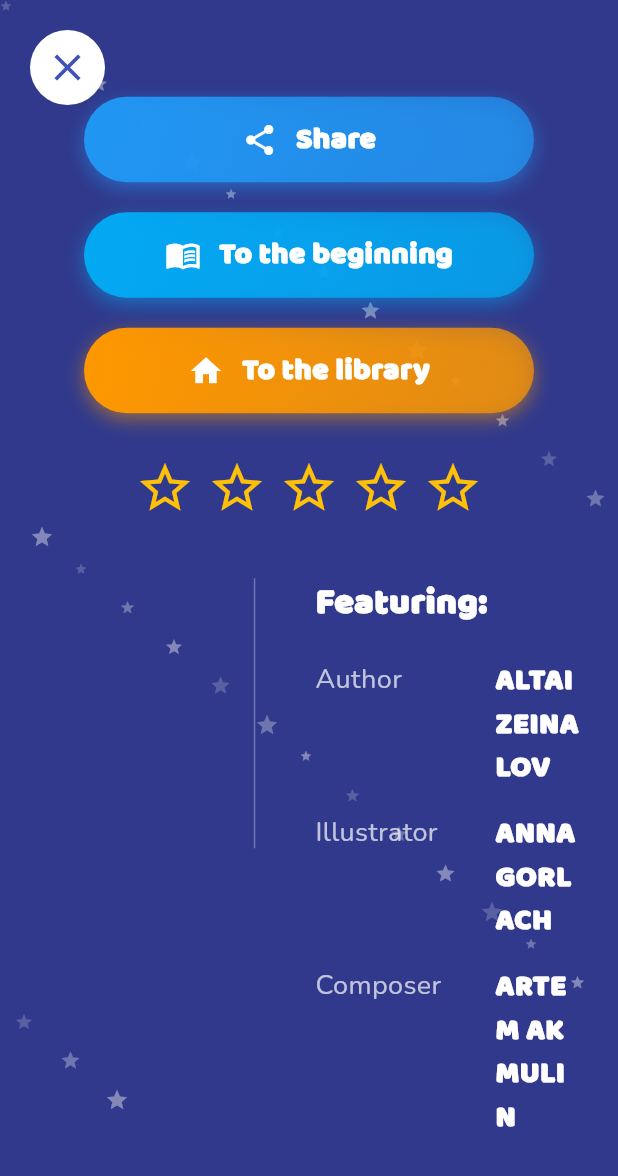
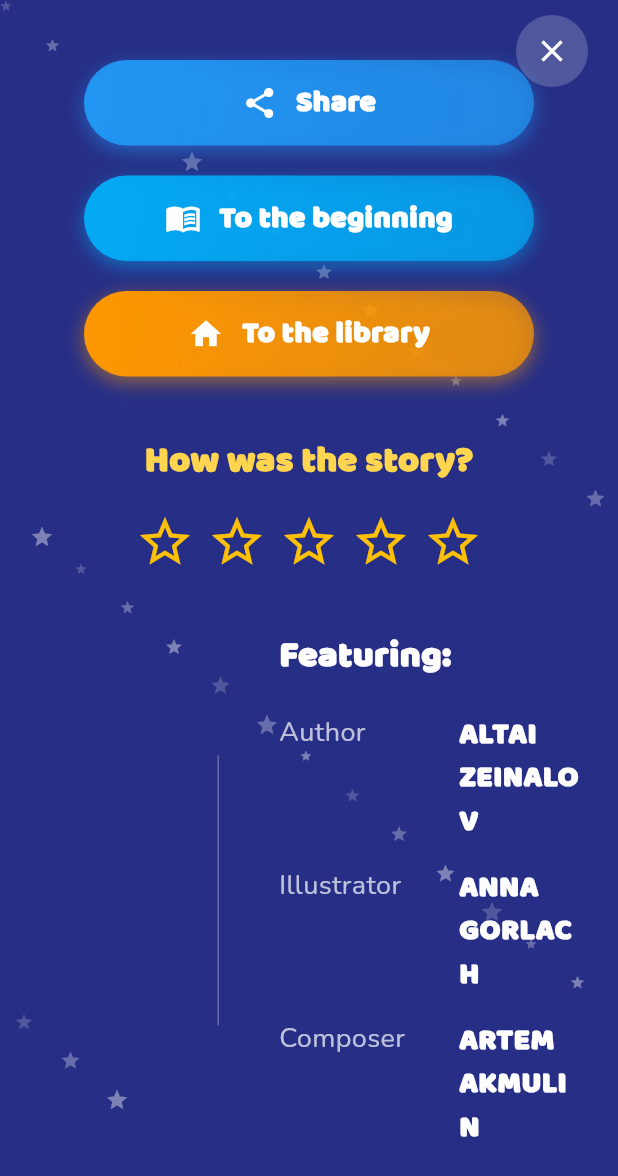
Before and after one commit to uziwuzzy/storybook, a Flutter app: the BookEndingOverlay screen opened directly, on a phone screen of 412 x 824 dp. Shown: the top 1176 px of the screen. Run offline on Flutter 3.47's test engine with Material 3 defaults, Android fonts, the phone set to English and light mode, and no system bars; our stand-ins replace audioplayers, flutter_secure_storage, flutter_svg, get; accounts and stored records are empty.

Commit message:
feat: enable swiping to show overlay, and improve overlay layout

```diff
--- a/lib/widgets/book_ending/book_ending_overlay.dart
+++ b/lib/widgets/book_ending/book_ending_overlay.dart
@@ -1,7 +1,8 @@
-import 'package:flutter/material.dart';
-import 'package:get/get.dart';
-import 'package:storybook/config/app_colors.dart';
-import 'package:storybook/routes/app_routes.dart';
+import "package:flutter/material.dart";
+import "package:flutter/services.dart";
+import "package:get/get.dart";
+import "package:storybook/config/app_colors.dart";
+import "package:storybook/routes/app_routes.dart";
 
 class BookEndingOverlay extends StatelessWidget {
   final String authorName;
@@ -11,63 +12,55 @@ class BookEndingOverlay extends StatelessWidget {
 
   const BookEndingOverlay({
     Key? key,
-    this.authorName = 'ALTAI ZEINALOV',
-    this.illustratorName = 'ANNA GORLACH',
-    this.composerName = 'ARTEM AKMULIN',
+    this.authorName = "ALTAI ZEINALOV",
+    this.illustratorName = "ANNA GORLACH",
+    this.composerName = "ARTEM AKMULIN",
     this.onRestartBook,
   }) : super(key: key);
 
   @override
   Widget build(BuildContext context) {
-    return Container(
-      width: double.infinity,
-      height: double.infinity,
-      color: Colors.indigo.shade900.withOpacity(0.9),
+    final RxInt rating = 0.obs;
+    final overlayColor = Colors.indigo.shade900.withOpacity(0.95);
+
+    return Material(
+      color: Colors.transparent,
       child: Stack(
         children: [
-          // Decorative stars
-          _buildStarsBackground(),
-
-          // Close button
-          Positioned(
-            top: 20,
-            left: 20,
+          // Full screen background
+          Positioned.fill(
             child: Container(
-              width: 50,
-              height: 50,
-              decoration: const BoxDecoration(
-                color: Colors.white,
-                shape: BoxShape.circle,
-              ),
-              child: IconButton(
-                icon: const Icon(
-                  Icons.close,
-                  color: Colors.indigo,
-                  size: 30,
-                ),
-                onPressed: () {
-                  Get.back(); // Dismiss overlay
-                },
-              ),
+              color: overlayColor,
             ),
           ),
 
-          // Content columns
-          Padding(
-            padding: const EdgeInsets.symmetric(horizontal: 24),
+          Scaffold(
+            backgroundColor: Colors.transparent,
+            body: Stack(
+              children: [
+                // Decorative stars background
+                _buildStarsBackground(),
+
+                // Main content
+                SingleChildScrollView(
+                  child: Padding(
+                    padding: EdgeInsets.only(
+                      top: MediaQuery.of(context).padding.top + 40,
+                      left: 24,
+                      right: 24,
+                    ),
                     child: Column(
                       mainAxisAlignment: MainAxisAlignment.center,
                       children: [
-                // Top navigation buttons
+                        // Action buttons
                         _buildActionButton(
                           icon: Icons.share,
-                  label: 'Share',
+                          label: "Share",
                           color: Colors.blue,
                           onTap: () {
-                    // Share functionality
                             Get.snackbar(
-                      'Share',
-                      'Sharing functionality would go here',
+                              "Share",
+                              "Sharing functionality would go here",
                               backgroundColor: Colors.blue,
                               colorText: Colors.white,
                             );
@@ -77,7 +70,7 @@ class BookEndingOverlay extends StatelessWidget {
 
                         _buildActionButton(
                           icon: Icons.menu_book,
-                  label: 'To the beginning',
+                          label: "To the beginning",
                           color: Colors.lightBlue,
                           onTap: () {
                             Get.back();
@@ -90,74 +83,105 @@ class BookEndingOverlay extends StatelessWidget {
 
                         _buildActionButton(
                           icon: Icons.home,
-                  label: 'To the library',
+                          label: "To the library",
                           color: Colors.orange,
                           onTap: () {
                             Get.offAllNamed(AppRoutes.HOME);
                           },
                         ),
-                const SizedBox(height: 30),
+                        const SizedBox(height: 40),
 
                         // Rating stars
+                        Text(
+                          "How was the story?",
+                          style: TextStyle(
+                            fontFamily: "Baloo",
+                            fontSize: 24,
+                            color: Colors.amber.shade300,
+                            fontWeight: FontWeight.bold,
+                          ),
+                        ),
+                        const SizedBox(height: 16),
+
+                        // Simple star rating
                         Row(
                           mainAxisAlignment: MainAxisAlignment.center,
-                  children: [
-                    for (int i = 0; i < 5; i++)
-                      Padding(
+                          children: List.generate(5, (index) {
+                            return Obx(() => GestureDetector(
+                              onTap: () => rating.value = index + 1,
+                              child: Padding(
                                 padding: const EdgeInsets.symmetric(horizontal: 4),
-                        child: _buildRatingStar(i),
+                                child: Icon(
+                                  index < rating.value ? Icons.star : Icons.star_border,
+                                  color: Colors.amber,
+                                  size: 40,
                                 ),
-                  ],
+                              ),
+                            ));
+                          }),
                         ),
                         const SizedBox(height: 40),
 
-                // Credits section with vertical line
+                        // Credits section
                         Row(
-                  crossAxisAlignment: CrossAxisAlignment.start,
                           children: [
-                    // Left credits section
                             Expanded(
-                      flex: 2,
+                              flex: 1,
                               child: Container(),
                             ),
-
-                    // Vertical line
                             Container(
                               width: 1,
                               height: 180,
                               color: Colors.white.withOpacity(0.3),
                             ),
-
-                    // Right credits section
                             Expanded(
-                      flex: 3,
+                              flex: 2,
                               child: Padding(
                                 padding: const EdgeInsets.only(left: 40),
                                 child: Column(
                                   crossAxisAlignment: CrossAxisAlignment.start,
                                   children: [
                                     const Text(
-                              'Featuring:',
+                                      "Featuring:",
                                       style: TextStyle(
                                         color: Colors.white,
                                         fontSize: 24,
                                         fontWeight: FontWeight.bold,
-                                fontFamily: 'Baloo',
+                                        fontFamily: "Baloo",
                                       ),
-                              textAlign: TextAlign.left,
                                     ),
                                     const SizedBox(height: 20),
-
-                            _buildCredit('Author', authorName),
+                                    _buildCredit("Author", authorName),
                                     const SizedBox(height: 15),
-                            _buildCredit('Illustrator', illustratorName),
+                                    _buildCredit("Illustrator", illustratorName),
                                     const SizedBox(height: 15),
-                            _buildCredit('Composer', composerName),
+                                    _buildCredit("Composer", composerName),
                                   ],
                                 ),
                               ),
                             ),
                           ],
+                        ),
+                        const SizedBox(height: 40),
+                      ],
+                    ),
+                  ),
+                ),
+
+                // Close button
+                Positioned(
+                  top: MediaQuery.of(context).padding.top + 10,
+                  right: 20,
+                  child: Container(
+                    decoration: BoxDecoration(
+                      color: Colors.white.withOpacity(0.2),
+                      shape: BoxShape.circle,
+                    ),
+                    child: IconButton(
+                      icon: const Icon(Icons.close, color: Colors.white),
+                      onPressed: () => Get.back(),
+                    ),
+                  ),
                 ),
               ],
             ),
@@ -221,7 +245,7 @@ class BookEndingOverlay extends StatelessWidget {
                 color: Colors.white,
                 fontSize: 20,
                 fontWeight: FontWeight.bold,
-                fontFamily: 'Baloo',
+                fontFamily: "Baloo",
               ),
             ),
           ],
@@ -241,7 +265,7 @@ class BookEndingOverlay extends StatelessWidget {
             style: TextStyle(
               color: Colors.white.withOpacity(0.7),
               fontSize: 18,
-              fontFamily: 'Nunito',
+              fontFamily: "Nunito",
             ),
           ),
         ),
@@ -252,34 +276,11 @@ class BookEndingOverlay extends StatelessWidget {
               color: Colors.white,
               fontSize: 20,
               fontWeight: FontWeight.bold,
-              fontFamily: 'Baloo',
+              fontFamily: "Baloo",
             ),
           ),
         ),
       ],
     );
   }
-
-  // Rating stars
-  Widget _buildRatingStar(int index) {
-    final RxList<bool> selectedStars = List.generate(5, (_) => false).obs;
-
-    return GestureDetector(
-      onTap: () {
-        // Fill all stars up to and including the tapped one
-        for (int i = 0; i <= index; i++) {
-          selectedStars[i] = true;
 }
-        // Clear stars after the tapped one
-        for (int i = index + 1; i < selectedStars.length; i++) {
-          selectedStars[i] = false;
-        }
-      },
-      child: Obx(() => Icon(
-        selectedStars[index] ? Icons.star : Icons.star_border,
-        color: Colors.amber,
-        size: 40,
-      )),
-    );
-  }
-}
```
Also changed, not shown: lib/controllers/book_reader_controller.dart (+326 -24 lines), lib/widgets/book_reader/book_page_view.dart (+18 -37 lines). Lines whose indentation alone changed are shown as unchanged.
